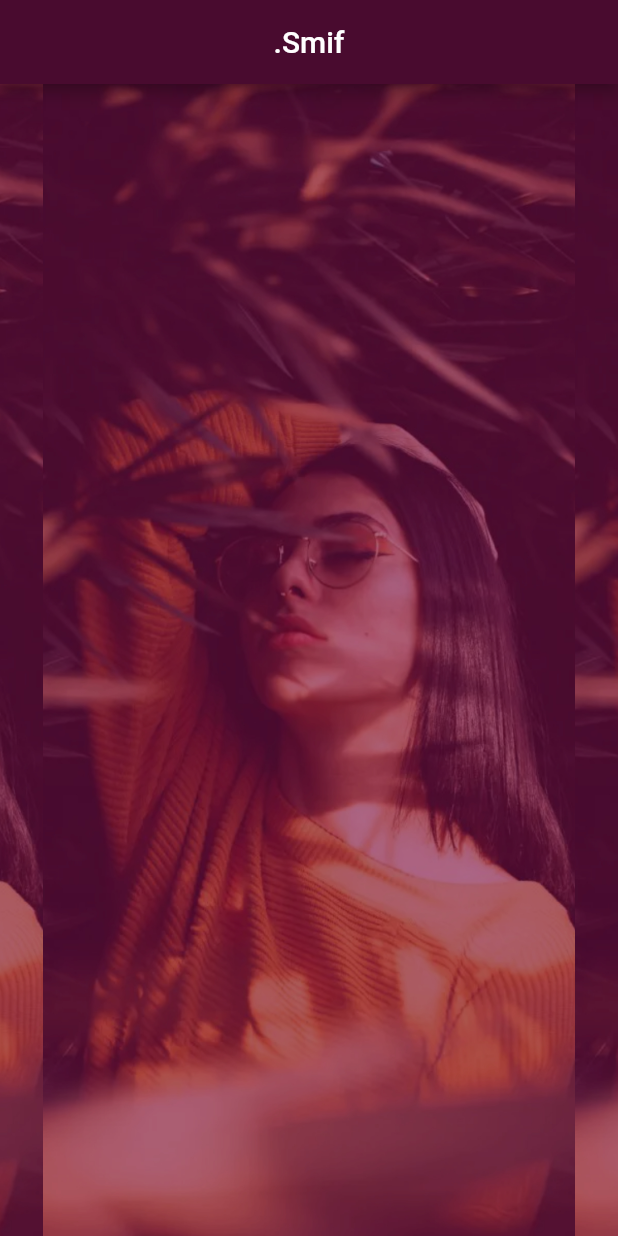
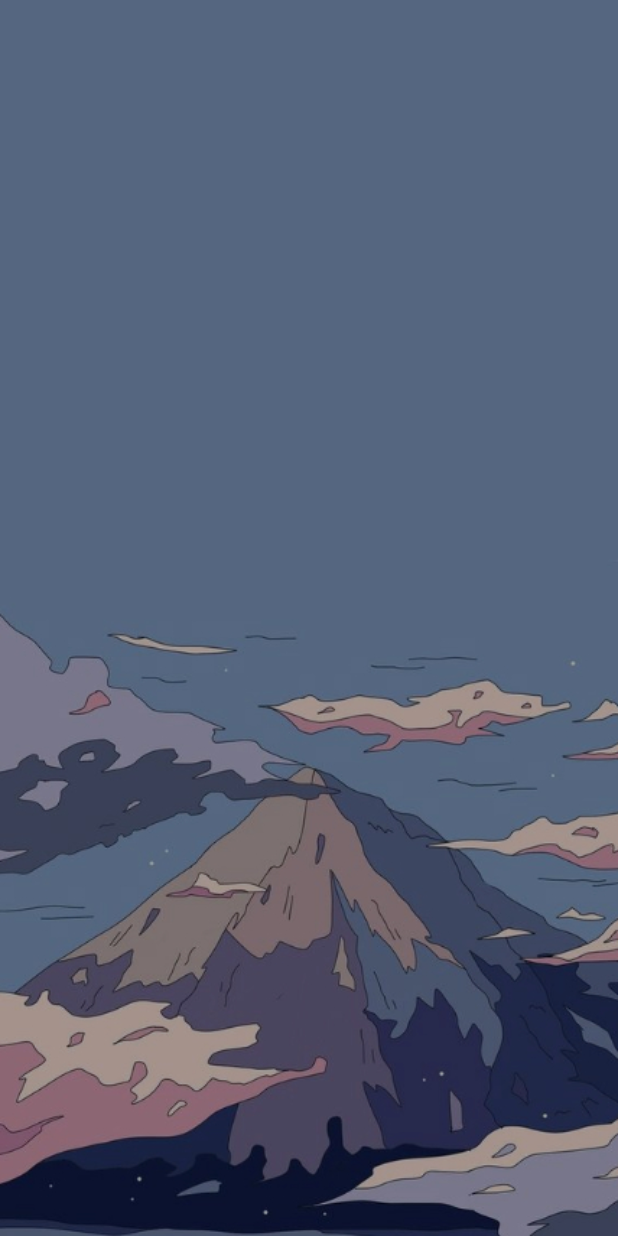
Before and after one commit to blackkiverson/UNI, a Flutter app: the screen it shows after launch, on a phone screen of 412 x 824 dp. Run offline on Flutter 3.47's test engine with Material 2 defaults, Android fonts, the phone set to English and light mode, and no system bars.

Commit message:
changed the background design and theme for welcome pages

```diff
--- a/lib/pages/welcome_page.dart
+++ b/lib/pages/welcome_page.dart
@@ -10,18 +10,19 @@ class WelcomePage extends StatefulWidget {
 
 class _WelcomePageState extends State<WelcomePage> {
   List images = [
-    "wpone.jpg",
-    "wptwo.jpg",
+    "wp-one.jpg",
+    "wp-two.jpg",
+    "wp-three.jpg",
   ];
 
   @override
   Widget build(BuildContext context) {
     return Scaffold(
-      appBar: AppBar(
-        title: const Text(".Smif"),
-        backgroundColor: Color(0xFF490B2F),
-        centerTitle: true,
-      ),
+      // appBar: AppBar(
+      //   title: const Text(".Smif"),
+      //   backgroundColor: Color(0xFF490B2F),
+      //   centerTitle: true,
+      // ),
       body: PageView.builder(
           scrollDirection: Axis.horizontal,
           itemCount: images.length,
@@ -31,8 +32,12 @@ class _WelcomePageState extends State<WelcomePage> {
               height: double.maxFinite,
               decoration: BoxDecoration(
                 image: DecorationImage(
-                  image: AssetImage("img/" + images[index]),
-                  repeat: ImageRepeat.repeatX
+                  image: AssetImage(
+                    "img/" + images[index]
+                    ),
+                  // repeat: ImageRepeat.repeatX //Used to repeat
+                  // the image on the x-axis until filled.
+                  fit: BoxFit.cover
                 ),
               ),
             );
```
Also changed, not shown: img/wp-five.jpg (added), img/wp-four.jpg (added), img/wp-one.jpg (added), img/wp-six.jpg (added), img/wp-three.jpg (added), img/wp-two.jpg (added), 1 other file.
